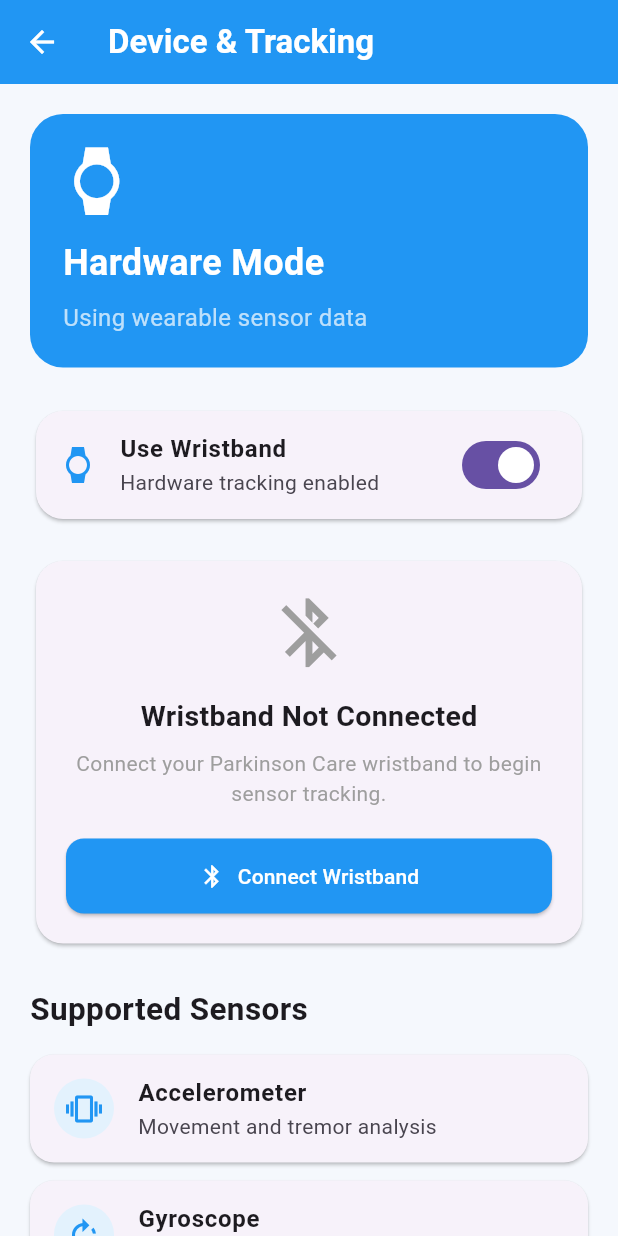
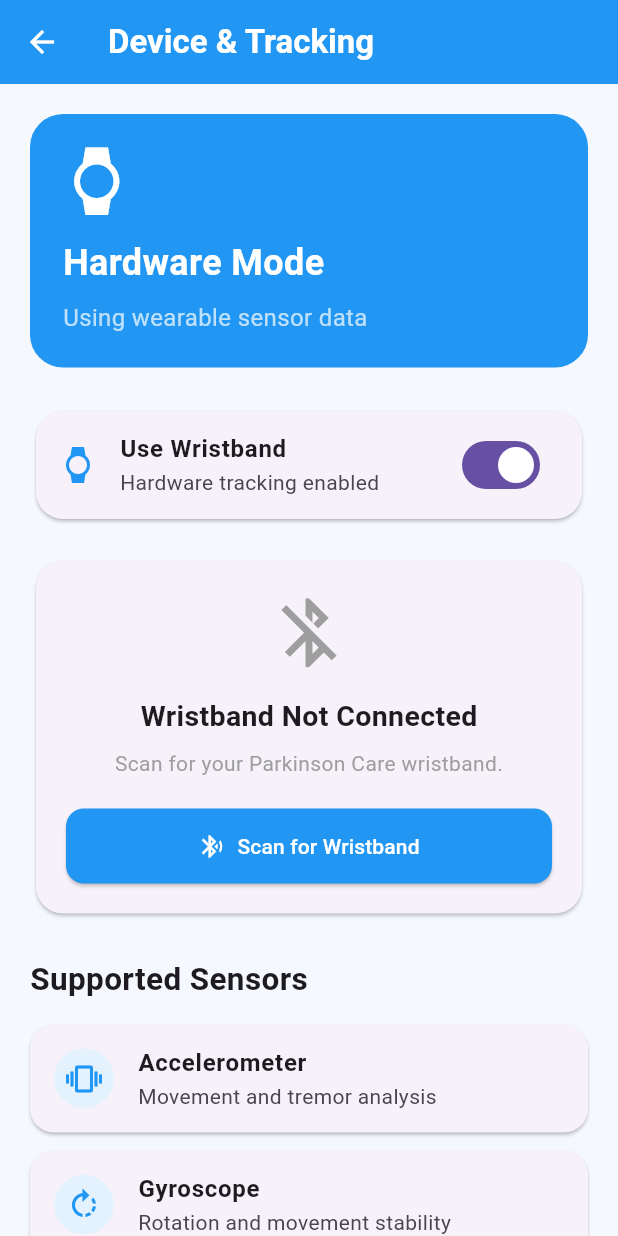
Before and after one commit to jeevithasaravanan0509-jpg/parkinsons_project, a Flutter app: the DeviceConnectionScreen screen opened directly, after a tap on "Use Wristband", on a phone screen of 412 x 824 dp. Run offline on Flutter 3.47's test engine with Material 3 defaults, Android fonts, the phone set to English and light mode, and no system bars; our stand-ins replace cloud_firestore, firebase_auth, firebase_core, fl_chart, flutter_blue_plus, flutter_local_notifications and 1 more; missing offline and left inert: record; accounts and stored records are empty; generated files the repository leaves out were written again.

```diff
--- a/lib/screens/device_connection_screen.dart
+++ b/lib/screens/device_connection_screen.dart
@@ -1,4 +1,7 @@
+import 'dart:async';
+
 import 'package:flutter/material.dart';
+import 'package:flutter_blue_plus/flutter_blue_plus.dart';
 
 class DeviceConnectionScreen extends StatefulWidget {
   const DeviceConnectionScreen({super.key});
@@ -12,27 +15,239 @@ class _DeviceConnectionScreenState
     extends State<DeviceConnectionScreen> {
   bool hardwareMode = false;
   bool connected = false;
+  bool isScanning = false;
+  bool isConnecting = false;
 
-  void toggleHardwareMode(bool value) {
+  BluetoothDevice? connectedDevice;
+
+  final List<BluetoothDevice> discoveredDevices = [];
+
+  StreamSubscription<List<ScanResult>>? _scanSubscription;
+  StreamSubscription<BluetoothConnectionState>? _connectionSubscription;
+
+  @override
+  void initState() {
+    super.initState();
+
+    _listenForScanResults();
+  }
+
+  void _listenForScanResults() {
+    _scanSubscription = FlutterBluePlus.scanResults.listen(
+      (results) {
+        if (!mounted) return;
+
+        setState(() {
+          for (final result in results) {
+            final device = result.device;
+
+            final alreadyExists = discoveredDevices.any(
+              (existingDevice) =>
+                  existingDevice.remoteId == device.remoteId,
+            );
+
+            if (!alreadyExists) {
+              discoveredDevices.add(device);
+            }
+          }
+        });
+      },
+      onError: (error) {
+        if (!mounted) return;
+
+        _showMessage(
+          'Bluetooth scanning error: $error',
+        );
+      },
+    );
+  }
+
+  Future<void> toggleHardwareMode(bool value) async {
     setState(() {
       hardwareMode = value;
     });
+
+    if (!value) {
+      await _disconnectDevice();
+    }
   }
 
-  void connectDevice() {
+  Future<void> _scanForDevices() async {
+    if (isScanning) return;
+
+    try {
+      final bluetoothState = await FlutterBluePlus.adapterState.first;
+
+      if (bluetoothState != BluetoothAdapterState.on) {
+        _showMessage(
+          'Please turn on Bluetooth and try again.',
+        );
+        return;
+      }
+
+      setState(() {
+        discoveredDevices.clear();
+        isScanning = true;
+      });
+
+      await FlutterBluePlus.startScan(
+        timeout: const Duration(seconds: 8),
+      );
+
+      if (!mounted) return;
+
+      setState(() {
+        isScanning = false;
+      });
+
+      if (discoveredDevices.isEmpty) {
+        _showMessage(
+          'No BLE devices found. Make sure your ESP32 is powered on and advertising.',
+        );
+      }
+    } catch (e) {
+      if (!mounted) return;
+
+      setState(() {
+        isScanning = false;
+      });
+
+      _showMessage(
+        'Unable to scan for Bluetooth devices: $e',
+      );
+    }
+  }
+
+  Future<void> _connectToDevice(
+    BluetoothDevice device,
+  ) async {
+    if (isConnecting) return;
+
+    try {
+      setState(() {
+        isConnecting = true;
+      });
+
+      await FlutterBluePlus.stopScan();
+
+      await _connectionSubscription?.cancel();
+
+      _connectionSubscription =
+          device.connectionState.listen((state) {
+        if (!mounted) return;
+
+        if (state == BluetoothConnectionState.connected) {
+          setState(() {
+            connected = true;
+            isConnecting = false;
+            connectedDevice = device;
+          });
+        } else if (state == BluetoothConnectionState.disconnected) {
+          setState(() {
+            connected = false;
+            isConnecting = false;
+            connectedDevice = null;
+          });
+        }
+      });
+
+      await device.connect(
+        timeout: const Duration(seconds: 15),
+      );
+
+      if (!mounted) return;
+
+      setState(() {
+        connected = true;
+        isConnecting = false;
+        connectedDevice = device;
+      });
+
+      _showMessage(
+        '${_deviceName(device)} connected successfully.',
+      );
+    } catch (e) {
+      if (!mounted) return;
+
+      setState(() {
+        connected = false;
+        isConnecting = false;
+        connectedDevice = null;
+      });
+
+      _showMessage(
+        'Could not connect to the device: $e',
+      );
+    }
+  }
+
+  Future<void> _disconnectDevice() async {
+    final device = connectedDevice;
+
+    if (device == null) {
+      setState(() {
+        connected = false;
+      });
+      return;
+    }
+
+    try {
+      await device.disconnect();
+    } catch (_) {
+      // Device may already be disconnected.
+    }
+
+    if (!mounted) return;
+
     setState(() {
-      connected = !connected;
+      connected = false;
+      connectedDevice = null;
     });
 
-    ScaffoldMessenger.of(context).showSnackBar(
-      SnackBar(
-        content: Text(
-          connected
-              ? 'Wristband connected successfully'
-              : 'Wristband disconnected',
+    _showMessage('Wristband disconnected.');
+  }
+
+  Future<void> _handleConnectionButton() async {
+    if (connected) {
+      await _disconnectDevice();
+    } else {
+      await _scanForDevices();
+    }
+  }
+
+  String _deviceName(BluetoothDevice device) {
+    final name = device.platformName.trim();
+
+    if (name.isNotEmpty) {
+      return name;
+    }
+
+    return 'Unknown BLE Device';
+  }
+
+  void _showMessage(String message) {
+    if (!mounted) return;
+
+    ScaffoldMessenger.of(context)
+      ..hideCurrentSnackBar()
+      ..showSnackBar(
+        SnackBar(
+          content: Text(message),
+          behavior: SnackBarBehavior.floating,
         ),
-      ),
-    );
+      );
+  }
+
+  @override
+  void dispose() {
+    _scanSubscription?.cancel();
+    _connectionSubscription?.cancel();
+
+    if (isScanning) {
+      FlutterBluePlus.stopScan();
+    }
+
+    super.dispose();
   }
 
   @override
@@ -52,189 +267,18 @@ class _DeviceConnectionScreenState
         child: Column(
           crossAxisAlignment: CrossAxisAlignment.start,
           children: [
-            Container(
-              width: double.infinity,
-              padding: const EdgeInsets.all(22),
-              decoration: BoxDecoration(
-                color: Colors.blue,
-                borderRadius: BorderRadius.circular(22),
-              ),
-              child: Column(
-                crossAxisAlignment: CrossAxisAlignment.start,
-                children: [
-                  Icon(
-                    hardwareMode
-                        ? Icons.watch
-                        : Icons.phone_android,
-                    color: Colors.white,
-                    size: 45,
-                  ),
-
-                  const SizedBox(height: 15),
-
-                  Text(
-                    hardwareMode
-                        ? 'Hardware Mode'
-                        : 'Software Mode',
-                    style: const TextStyle(
-                      color: Colors.white,
-                      fontSize: 24,
-                      fontWeight: FontWeight.bold,
-                    ),
-                  ),
-
-                  const SizedBox(height: 8),
-
-                  Text(
-                    hardwareMode
-                        ? 'Using wearable sensor data'
-                        : 'Using manual symptom tracking',
-                    style: const TextStyle(
-                      color: Colors.white70,
-                      fontSize: 16,
-                    ),
-                  ),
-                ],
-              ),
-            ),
+            _buildModeHeader(),
 
             const SizedBox(height: 25),
 
-            Card(
-              shape: RoundedRectangleBorder(
-                borderRadius: BorderRadius.circular(18),
-              ),
-              child: SwitchListTile(
-                value: hardwareMode,
-                onChanged: toggleHardwareMode,
-                title: const Text(
-                  'Use Wristband',
-                  style: TextStyle(
-                    fontWeight: FontWeight.bold,
-                  ),
-                ),
-                subtitle: Text(
-                  hardwareMode
-                      ? 'Hardware tracking enabled'
-                      : 'Manual tracking enabled',
-                ),
-                secondary: const Icon(
-                  Icons.watch,
-                  color: Colors.blue,
-                ),
-              ),
-            ),
+            _buildModeSwitch(),
 
             const SizedBox(height: 20),
 
-            if (hardwareMode) ...[
-              Card(
-                shape: RoundedRectangleBorder(
-                  borderRadius: BorderRadius.circular(18),
-                ),
-                child: Padding(
-                  padding: const EdgeInsets.all(20),
-                  child: Column(
-                    children: [
-                      Icon(
-                        connected
-                            ? Icons.bluetooth_connected
-                            : Icons.bluetooth_disabled,
-                        size: 55,
-                        color: connected
-                            ? Colors.green
-                            : Colors.grey,
-                      ),
-
-                      const SizedBox(height: 15),
-
-                      Text(
-                        connected
-                            ? 'Wristband Connected'
-                            : 'Wristband Not Connected',
-                        style: const TextStyle(
-                          fontSize: 19,
-                          fontWeight: FontWeight.bold,
-                        ),
-                      ),
-
-                      const SizedBox(height: 8),
-
-                      Text(
-                        connected
-                            ? 'Sensor data can be received from the wearable.'
-                            : 'Connect your Parkinson Care wristband to begin sensor tracking.',
-                        textAlign: TextAlign.center,
-                        style: const TextStyle(
-                          color: Colors.grey,
-                        ),
-                      ),
-
-                      const SizedBox(height: 20),
-
-                      SizedBox(
-                        width: double.infinity,
-                        height: 50,
-                        child: ElevatedButton.icon(
-                          onPressed: connectDevice,
-                          icon: Icon(
-                            connected
-                                ? Icons.bluetooth_disabled
-                                : Icons.bluetooth,
-                          ),
-                          label: Text(
-                            connected
-                                ? 'Disconnect'
-                                : 'Connect Wristband',
-                          ),
-                        ),
-                      ),
-                    ],
-                  ),
-                ),
-              ),
-            ] else ...[
-              Card(
-                color: Colors.white,
-                shape: RoundedRectangleBorder(
-                  borderRadius: BorderRadius.circular(18),
-                ),
-                child: const Padding(
-                  padding: EdgeInsets.all(20),
-                  child: Column(
-                    crossAxisAlignment:
-                        CrossAxisAlignment.start,
-                    children: [
-                      Icon(
-                        Icons.phone_android,
-                        size: 45,
-                        color: Colors.blue,
-                      ),
-
-                      SizedBox(height: 15),
-
-                      Text(
-                        'Software Tracking Active',
-                        style: TextStyle(
-                          fontSize: 19,
-                          fontWeight: FontWeight.bold,
-                        ),
-                      ),
-
-                      SizedBox(height: 10),
-
-                      Text(
-                        'You can track symptoms such as tremor, walking difficulty, balance, speech, sleep and mood without any wearable device.',
-                        style: TextStyle(
-                          color: Colors.grey,
-                          fontSize: 15,
-                        ),
-                      ),
-                    ],
-                  ),
-                ),
-              ),
-            ],
+            if (hardwareMode)
+              _buildHardwareSection()
+            else
+              _buildSoftwareSection(),
 
             const SizedBox(height: 25),
 
@@ -290,10 +334,273 @@ class _DeviceConnectionScreenState
                   SizedBox(width: 10),
                   Expanded(
                     child: Text(
-                      'Hardware integration will use Bluetooth Low Energy (BLE) to communicate with the ESP32-based wristband.',
+                      'Hardware integration uses Bluetooth Low Energy (BLE) to communicate with the ESP32-based wristband. Sensor readings will be connected after the ESP32 BLE protocol is configured.',
                     ),
                   ),
                 ],
+              ),
+            ),
+          ],
+        ),
+      ),
+    );
+  }
+
+  Widget _buildModeHeader() {
+    return Container(
+      width: double.infinity,
+      padding: const EdgeInsets.all(22),
+      decoration: BoxDecoration(
+        color: Colors.blue,
+        borderRadius: BorderRadius.circular(22),
+      ),
+      child: Column(
+        crossAxisAlignment: CrossAxisAlignment.start,
+        children: [
+          Icon(
+            hardwareMode ? Icons.watch : Icons.phone_android,
+            color: Colors.white,
+            size: 45,
+          ),
+
+          const SizedBox(height: 15),
+
+          Text(
+            hardwareMode ? 'Hardware Mode' : 'Software Mode',
+            style: const TextStyle(
+              color: Colors.white,
+              fontSize: 24,
+              fontWeight: FontWeight.bold,
+            ),
+          ),
+
+          const SizedBox(height: 8),
+
+          Text(
+            hardwareMode
+                ? 'Using wearable sensor data'
+                : 'Using manual symptom tracking',
+            style: const TextStyle(
+              color: Colors.white70,
+              fontSize: 16,
+            ),
+          ),
+        ],
+      ),
+    );
+  }
+
+  Widget _buildModeSwitch() {
+    return Card(
+      shape: RoundedRectangleBorder(
+        borderRadius: BorderRadius.circular(18),
+      ),
+      child: SwitchListTile(
+        value: hardwareMode,
+        onChanged: toggleHardwareMode,
+        title: const Text(
+          'Use Wristband',
+          style: TextStyle(
+            fontWeight: FontWeight.bold,
+          ),
+        ),
+        subtitle: Text(
+          hardwareMode
+              ? 'Hardware tracking enabled'
+              : 'Manual tracking enabled',
+        ),
+        secondary: const Icon(
+          Icons.watch,
+          color: Colors.blue,
+        ),
+      ),
+    );
+  }
+
+  Widget _buildHardwareSection() {
+    return Column(
+      children: [
+        Card(
+          shape: RoundedRectangleBorder(
+            borderRadius: BorderRadius.circular(18),
+          ),
+          child: Padding(
+            padding: const EdgeInsets.all(20),
+            child: Column(
+              children: [
+                Icon(
+                  connected
+                      ? Icons.bluetooth_connected
+                      : Icons.bluetooth_disabled,
+                  size: 55,
+                  color: connected
+                      ? Colors.green
+                      : Colors.grey,
+                ),
+
+                const SizedBox(height: 15),
+
+                Text(
+                  connected
+                      ? 'Wristband Connected'
+                      : 'Wristband Not Connected',
+                  style: const TextStyle(
+                    fontSize: 19,
+                    fontWeight: FontWeight.bold,
+                  ),
+                ),
+
+                const SizedBox(height: 8),
+
+                Text(
+                  connected && connectedDevice != null
+                      ? _deviceName(connectedDevice!)
+                      : 'Scan for your Parkinson Care wristband.',
+                  textAlign: TextAlign.center,
+                  style: const TextStyle(
+                    color: Colors.grey,
+                  ),
+                ),
+
+                const SizedBox(height: 20),
+
+                SizedBox(
+                  width: double.infinity,
+                  height: 50,
+                  child: ElevatedButton.icon(
+                    onPressed: isConnecting
+                        ? null
+                        : _handleConnectionButton,
+                    icon: isConnecting
+                        ? const SizedBox(
+                            width: 20,
+                            height: 20,
+                            child: CircularProgressIndicator(
+                              strokeWidth: 2,
+                              color: Colors.white,
+                            ),
+                          )
+                        : Icon(
+                            connected
+                                ? Icons.bluetooth_disabled
+                                : Icons.bluetooth_searching,
+                          ),
+                    label: Text(
+                      isConnecting
+                          ? 'Connecting...'
+                          : connected
+                              ? 'Disconnect'
+                              : isScanning
+                                  ? 'Scanning...'
+                                  : 'Scan for Wristband',
+                    ),
+                  ),
+                ),
+              ],
+            ),
+          ),
+        ),
+
+        if (discoveredDevices.isNotEmpty) ...[
+          const SizedBox(height: 20),
+
+          const Align(
+            alignment: Alignment.centerLeft,
+            child: Text(
+              'Available BLE Devices',
+              style: TextStyle(
+                fontSize: 19,
+                fontWeight: FontWeight.bold,
+              ),
+            ),
+          ),
+
+          const SizedBox(height: 10),
+
+          ...discoveredDevices.map(
+            (device) => _buildDeviceTile(device),
+          ),
+        ],
+      ],
+    );
+  }
+
+  Widget _buildDeviceTile(BluetoothDevice device) {
+    final isThisDeviceConnected =
+        connectedDevice?.remoteId == device.remoteId;
+
+    return Card(
+      margin: const EdgeInsets.only(bottom: 10),
+      shape: RoundedRectangleBorder(
+        borderRadius: BorderRadius.circular(15),
+      ),
+      child: ListTile(
+        leading: CircleAvatar(
+          backgroundColor: Colors.blue.shade50,
+          child: Icon(
+            isThisDeviceConnected
+                ? Icons.bluetooth_connected
+                : Icons.bluetooth,
+            color: isThisDeviceConnected
+                ? Colors.green
+                : Colors.blue,
+          ),
+        ),
+        title: Text(
+          _deviceName(device),
+          style: const TextStyle(
+            fontWeight: FontWeight.bold,
+          ),
+        ),
+        subtitle: Text(
+          device.remoteId.toString(),
+        ),
+        trailing: ElevatedButton(
+          onPressed: isThisDeviceConnected || isConnecting
+              ? null
+              : () => _connectToDevice(device),
+          child: Text(
+            isThisDeviceConnected ? 'Connected' : 'Connect',
+          ),
+        ),
+      ),
+    );
+  }
+
+  Widget _buildSoftwareSection() {
+    return Card(
+      color: Colors.white,
+      shape: RoundedRectangleBorder(
+        borderRadius: BorderRadius.circular(18),
+      ),
+      child: const Padding(
+        padding: EdgeInsets.all(20),
+        child: Column(
+          crossAxisAlignment: CrossAxisAlignment.start,
+          children: [
+            Icon(
+              Icons.phone_android,
+              size: 45,
+              color: Colors.blue,
+            ),
+
+            SizedBox(height: 15),
+
+            Text(
+              'Software Tracking Active',
+              style: TextStyle(
+                fontSize: 19,
+                fontWeight: FontWeight.bold,
+              ),
+            ),
+
+            SizedBox(height: 10),
+
+            Text(
+              'You can track symptoms such as tremor, walking difficulty, balance, speech, sleep and mood without any wearable device.',
+              style: TextStyle(
+                color: Colors.grey,
+                fontSize: 15,
               ),
             ),
           ],
--- a/pubspec.yaml
+++ b/pubspec.yaml
@@ -42,6 +42,7 @@ dependencies:
   fl_chart: ^1.2.0
   record: ^7.1.1
   path_provider: ^2.1.6
+  flutter_blue_plus: 2.3.12
 
 dev_dependencies:
   flutter_test:
```
Also changed, not shown: pubspec.lock, 4 other files.
